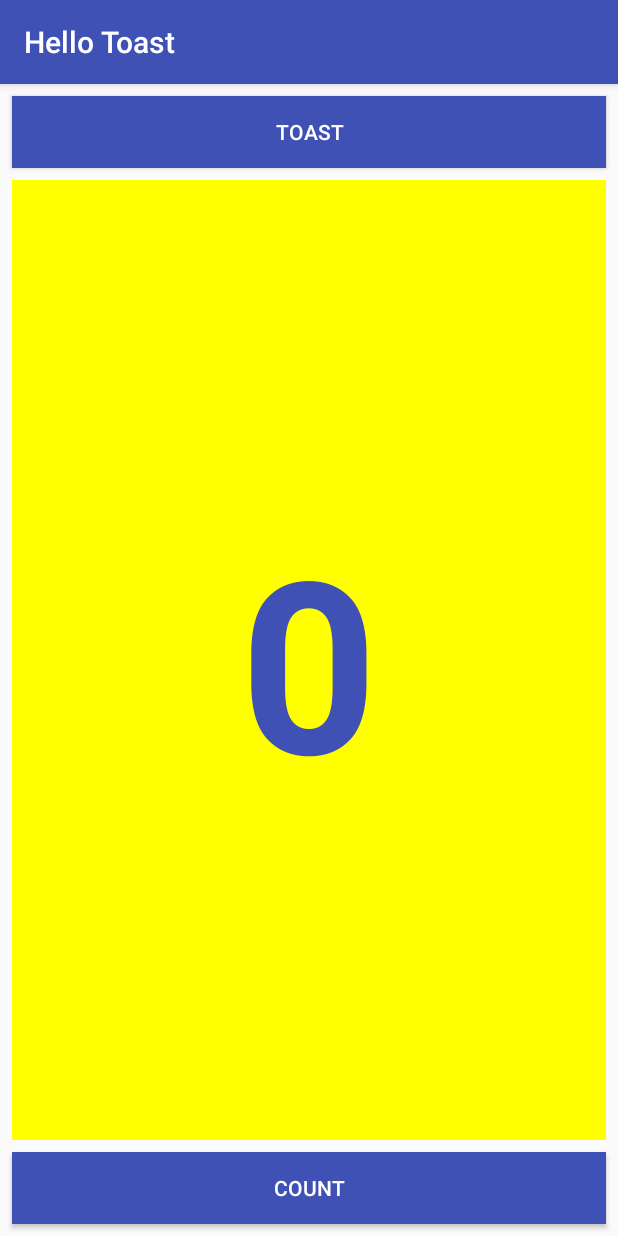
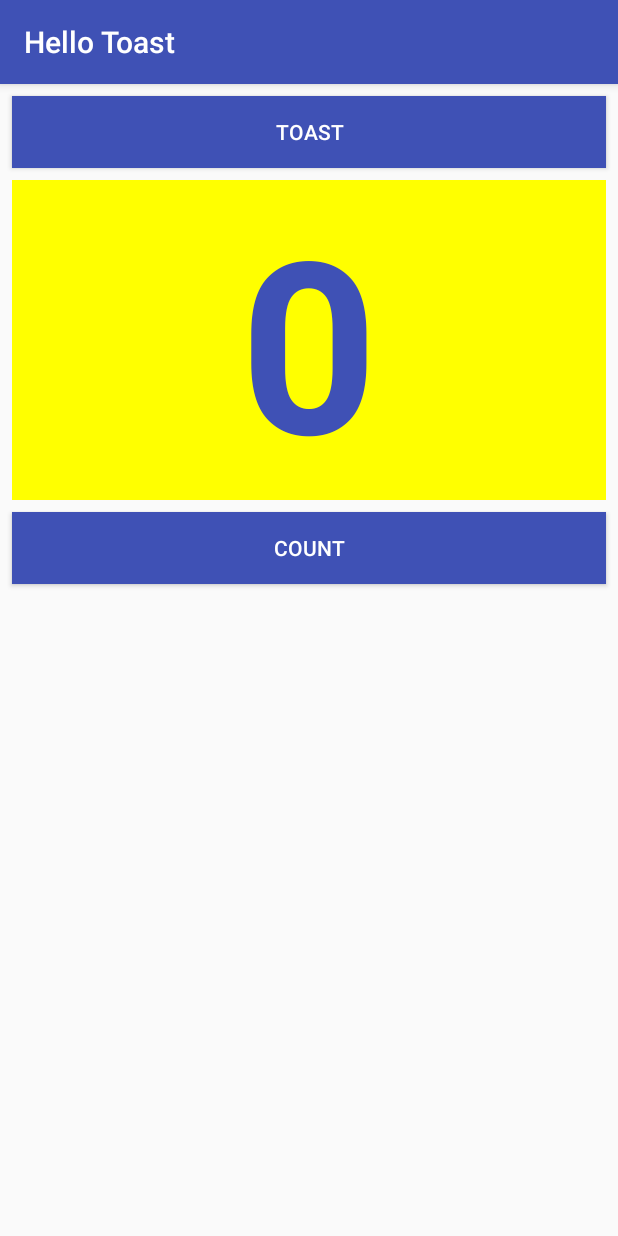
Before and after one commit to ngja-aa16/HelloToast, an Android app: the screen it shows after launch (MainActivity), on a phone screen of 412 x 824 dp. Run offline under Robolectric (Android 15) with nearby library versions, the phone set to English and light mode, and no system bars.

Commit message:
Task 3: Change the layout to RelativeLayout

```diff
--- a/app/src/main/res/layout/activity_main.xml
+++ b/app/src/main/res/layout/activity_main.xml
@@ -15,13 +15,13 @@
   ~ limitations under the License.
   -->
 
-<LinearLayout
-    android:orientation="vertical"
+<RelativeLayout
     xmlns:android="http://schemas.android.com/apk/res/android"
     xmlns:app="http://schemas.android.com/apk/res-auto"
     xmlns:tools="http://schemas.android.com/tools"
     android:layout_width="match_parent"
     android:layout_height="match_parent"
+    android:orientation="vertical"
     tools:context="com.example.android.hellotoast.MainActivity">
 
     <Button
@@ -40,7 +40,6 @@
         android:id="@+id/show_count"
         android:layout_width="match_parent"
         android:layout_height="wrap_content"
-        android:layout_weight="1"
         android:layout_marginBottom="8dp"
         android:layout_marginEnd="8dp"
         android:layout_marginStart="8dp"
@@ -51,7 +50,10 @@
         android:textAlignment="center"
         android:textColor="@color/colorPrimary"
         android:textSize="160sp"
-        android:textStyle="bold" />
+        android:textStyle="bold"
+        android:layout_below="@+id/button_toast"
+        android:layout_alignParentLeft="true"
+        android:layout_alignParentStart="true"/>
 
     <Button
         android:id="@+id/button_count"
@@ -63,5 +65,7 @@
         android:background="@color/colorPrimary"
         android:onClick="countUp"
         android:text="@string/button_label_count"
-        android:textColor="@android:color/white" />
-</LinearLayout>
+        android:textColor="@android:color/white"
+        android:layout_below="@+id/show_count"
+        android:layout_centerHorizontal="true" />
+</RelativeLayout>
```
